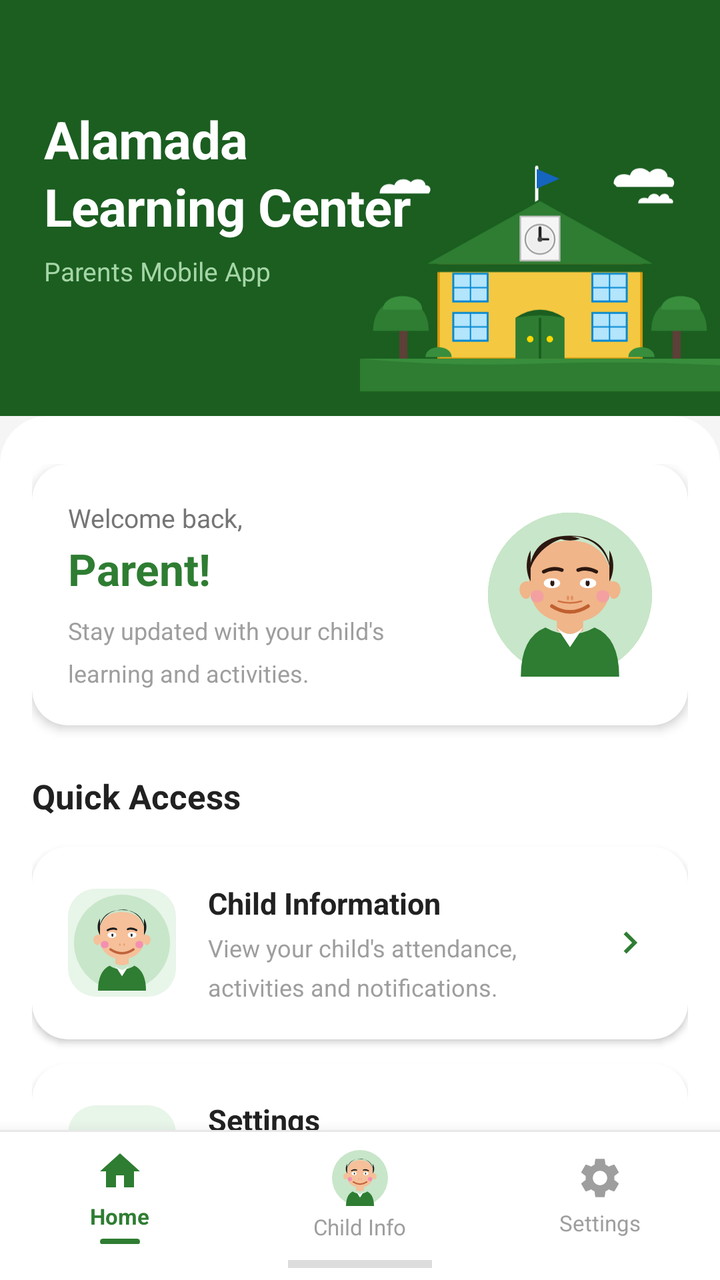
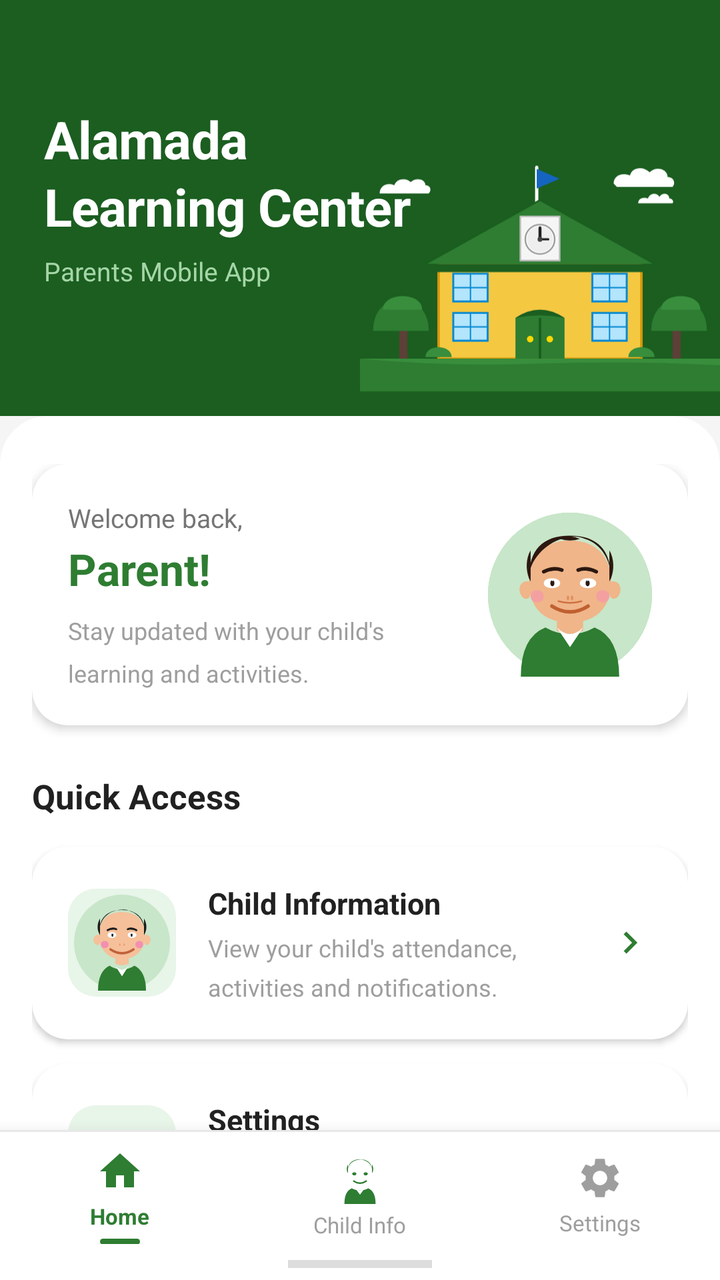

Before-and-after screenshots of an Android layout around one commit, followed by the original layout XML and the change that was made.
<!-- AndroidManifest.xml: application theme Theme.AlamadaChildMonitor -->
<!-- res/layout/activity_dashboard.xml -->
<?xml version="1.0" encoding="utf-8"?>
<LinearLayout
    xmlns:android="http://schemas.android.com/apk/res/android"
    xmlns:app="http://schemas.android.com/apk/res-auto"
    android:layout_width="match_parent"
    android:layout_height="match_parent"
    android:orientation="vertical"
    android:background="#F5F5F5">

    
    <androidx.core.widget.NestedScrollView
        android:layout_width="match_parent"
        android:layout_height="0dp"
        android:layout_weight="1"
        android:fillViewport="true"
        android:overScrollMode="never">

        <LinearLayout
            android:layout_width="match_parent"
            android:layout_height="wrap_content"
            android:orientation="vertical">

            
            <RelativeLayout
                android:layout_width="match_parent"
                android:layout_height="wrap_content"
                android:background="@drawable/header_green_solid"
                android:paddingStart="22dp"
                android:paddingEnd="0dp"
                android:paddingTop="48dp"
                android:paddingBottom="0dp">

                
                <LinearLayout
                    android:id="@+id/ll_title"
                    android:layout_width="wrap_content"
                    android:layout_height="wrap_content"
                    android:orientation="vertical"
                    android:layout_alignParentStart="true"
                    android:layout_centerVertical="false"
                    android:layout_marginTop="4dp">

                    <TextView
                        android:layout_width="wrap_content"
                        android:layout_height="wrap_content"
                        android:text="Alamada\nLearning Center"
                        android:textColor="#FFFFFF"
                        android:textSize="26sp"
                        android:textStyle="bold"
                        android:lineSpacingMultiplier="1.1"
                        android:letterSpacing="-0.01"/>

                    <TextView
                        android:layout_width="wrap_content"
                        android:layout_height="wrap_content"
                        android:text="Parents Mobile App"
                        android:textColor="#A5D6A7"
                        android:textSize="13sp"
                        android:layout_marginTop="6dp"/>
                </LinearLayout>

                
                <ImageView
                    android:layout_width="180dp"
                    android:layout_height="160dp"
                    android:src="@drawable/ic_school_building"
                    android:scaleType="fitEnd"
                    android:adjustViewBounds="true"
                    android:layout_alignParentEnd="true"
                    android:layout_alignParentBottom="true"
                    android:contentDescription="School building"/>

            </RelativeLayout>

            
            <LinearLayout
                android:layout_width="match_parent"
                android:layout_height="wrap_content"
                android:orientation="vertical"
                android:background="@drawable/rounded_top_white"
                android:paddingTop="24dp"
                android:paddingStart="16dp"
                android:paddingEnd="16dp"
                android:paddingBottom="28dp">

                
                <androidx.cardview.widget.CardView
                    android:layout_width="match_parent"
                    android:layout_height="wrap_content"
                    android:layout_marginBottom="24dp"
                    app:cardCornerRadius="18dp"
                    app:cardElevation="3dp"
                    app:cardBackgroundColor="#FFFFFF">

                    <LinearLayout
                        android:layout_width="match_parent"
                        android:layout_height="wrap_content"
                        android:orientation="horizontal"
                        android:padding="18dp"
                        android:gravity="center_vertical">

                        
                        <LinearLayout
                            android:layout_width="0dp"
                            android:layout_height="wrap_content"
                            android:layout_weight="1"
                            android:orientation="vertical">

                            <TextView
                                android:layout_width="wrap_content"
                                android:layout_height="wrap_content"
                                android:text="Welcome back,"
                                android:textSize="13sp"
                                android:textColor="#757575"/>

                            <TextView
                                android:id="@+id/tv_welcome"
                                android:layout_width="wrap_content"
                                android:layout_height="wrap_content"
                                android:text="Parent!"
                                android:textSize="22sp"
                                android:textStyle="bold"
                                android:textColor="#2E7D32"
                                android:layout_marginTop="2dp"
                                android:layout_marginBottom="8dp"/>

                            <TextView
                                android:layout_width="wrap_content"
                                android:layout_height="wrap_content"
                                android:text="Stay updated with your child&#39;s\nlearning and activities."
                                android:textSize="12sp"
                                android:textColor="#9E9E9E"
                                android:lineSpacingMultiplier="1.45"/>
                        </LinearLayout>

                        
                        <FrameLayout
                            android:layout_width="82dp"
                            android:layout_height="82dp"
                            android:layout_marginStart="14dp">

                            
                            <View
                                android:layout_width="82dp"
                                android:layout_height="82dp"
                                android:background="@drawable/circle_avatar_bg"/>

                            
                            <ImageView
                                android:id="@+id/tv_avatar"
                                android:layout_width="82dp"
                                android:layout_height="82dp"
                                android:src="@drawable/ic_parent_avatar"
                                android:scaleType="fitCenter"
                                android:contentDescription="Parent avatar"/>

                        </FrameLayout>

                    </LinearLayout>
                </androidx.cardview.widget.CardView>

                
                <TextView
                    android:layout_width="wrap_content"
                    android:layout_height="wrap_content"
                    android:text="Quick Access"
                    android:textSize="17sp"
                    android:textStyle="bold"
                    android:textColor="#212121"
                    android:layout_marginBottom="14dp"/>

                
                <androidx.cardview.widget.CardView
                    android:id="@+id/card_child_info"
                    android:layout_width="match_parent"
                    android:layout_height="wrap_content"
                    android:layout_marginBottom="12dp"
                    android:foreground="?attr/selectableItemBackground"
                    android:clickable="true"
                    android:focusable="true"
                    app:cardCornerRadius="18dp"
                    app:cardElevation="2dp"
                    app:cardBackgroundColor="#FFFFFF">

                    <LinearLayout
                        android:layout_width="match_parent"
                        android:layout_height="wrap_content"
                        android:orientation="horizontal"
                        android:padding="18dp"
                        android:gravity="center_vertical">

                        
                        <FrameLayout
                            android:layout_width="54dp"
                            android:layout_height="54dp"
                            android:layout_marginEnd="16dp"
                            android:background="@drawable/quick_icon_bg_green">

                            <ImageView
                                android:layout_width="48dp"
                                android:layout_height="48dp"
                                android:layout_gravity="center"
                                android:src="@drawable/ic_child_avatar"
                                android:scaleType="fitCenter"
                                android:contentDescription="Child"/>
                        </FrameLayout>

                        
                        <LinearLayout
                            android:layout_width="0dp"
                            android:layout_height="wrap_content"
                            android:layout_weight="1"
                            android:orientation="vertical">

                            <TextView
                                android:layout_width="wrap_content"
                                android:layout_height="wrap_content"
                                android:text="Child Information"
                                android:textSize="15sp"
                                android:textStyle="bold"
                                android:textColor="#212121"/>

                            <TextView
                                android:layout_width="wrap_content"
                                android:layout_height="wrap_content"
                                android:text="View your child&#39;s attendance,\nactivities and notifications."
                                android:textSize="12sp"
                                android:textColor="#9E9E9E"
                                android:lineSpacingMultiplier="1.35"
                                android:layout_marginTop="4dp"/>
                        </LinearLayout>

                        
                        <ImageView
                            android:layout_width="22dp"
                            android:layout_height="22dp"
                            android:src="@drawable/ic_arrow_right"
                            android:layout_marginStart="8dp"
                            android:contentDescription="Open"/>

                    </LinearLayout>
                </androidx.cardview.widget.CardView>

                
                <androidx.cardview.widget.CardView
                    android:id="@+id/card_settings"
                    android:layout_width="match_parent"
                    android:layout_height="wrap_content"
                    android:layout_marginBottom="12dp"
                    android:foreground="?attr/selectableItemBackground"
                    android:clickable="true"
                    android:focusable="true"
                    app:cardCornerRadius="18dp"
                    app:cardElevation="2dp"
                    app:cardBackgroundColor="#FFFFFF">

                    <LinearLayout
                        android:layout_width="match_parent"
                        android:layout_height="wrap_content"
                        android:orientation="horizontal"
                        android:padding="18dp"
                        android:gravity="center_vertical">

                        <FrameLayout
                            android:layout_width="54dp"
                            android:layout_height="54dp"
                            android:layout_marginEnd="16dp"
                            android:background="@drawable/quick_icon_bg_green">

                            <ImageView
                                android:layout_width="28dp"
                                android:layout_height="28dp"
                                android:layout_gravity="center"
                                android:src="@drawable/ic_settings_card"
                                android:contentDescription="Settings"/>
                        </FrameLayout>

                        <LinearLayout
                            android:layout_width="0dp"
                            android:layout_height="wrap_content"
                            android:layout_weight="1"
                            android:orientation="vertical">

                            <TextView
                                android:layout_width="wrap_content"
                                android:layout_height="wrap_content"
                                android:text="Settings"
                                android:textSize="15sp"
                                android:textStyle="bold"
                                android:textColor="#212121"/>

                            <TextView
                                android:layout_width="wrap_content"
                                android:layout_height="wrap_content"
                                android:text="Manage your profile\nand security settings."
                                android:textSize="12sp"
                                android:textColor="#9E9E9E"
                                android:lineSpacingMultiplier="1.35"
                                android:layout_marginTop="4dp"/>
                        </LinearLayout>

                        <ImageView
                            android:layout_width="22dp"
                            android:layout_height="22dp"
                            android:src="@drawable/ic_arrow_right"
                            android:layout_marginStart="8dp"
                            android:contentDescription="Open"/>

                    </LinearLayout>
                </androidx.cardview.widget.CardView>

                
                <androidx.cardview.widget.CardView
                    android:id="@+id/card_notifications"
                    android:layout_width="match_parent"
                    android:layout_height="wrap_content"
                    android:layout_marginBottom="4dp"
                    android:foreground="?attr/selectableItemBackground"
                    android:clickable="true"
                    android:focusable="true"
                    app:cardCornerRadius="18dp"
                    app:cardElevation="2dp"
                    app:cardBackgroundColor="#FFFFFF">

                    <LinearLayout
                        android:layout_width="match_parent"
                        android:layout_height="wrap_content"
                        android:orientation="horizontal"
                        android:padding="18dp"
                        android:gravity="center_vertical">

                        
                        <FrameLayout
                            android:layout_width="54dp"
                            android:layout_height="54dp"
                            android:layout_marginEnd="16dp">

                            <FrameLayout
                                android:layout_width="54dp"
                                android:layout_height="54dp"
                                android:background="@drawable/quick_icon_bg_green">

                                <ImageView
                                    android:layout_width="28dp"
                                    android:layout_height="28dp"
                                    android:layout_gravity="center"
                                    android:src="@drawable/ic_bell_card"
                                    android:contentDescription="Notifications"/>
                            </FrameLayout>

                            
                            <TextView
                                android:id="@+id/tv_notif_badge"
                                android:layout_width="18dp"
                                android:layout_height="18dp"
                                android:background="@drawable/badge_red_circle"
                                android:textColor="#FFFFFF"
                                android:textSize="9sp"
                                android:textStyle="bold"
                                android:gravity="center"
                                android:layout_gravity="top|end"
                                android:visibility="gone"/>
                        </FrameLayout>

                        <LinearLayout
                            android:layout_width="0dp"
                            android:layout_height="wrap_content"
                            android:layout_weight="1"
                            android:orientation="vertical">

                            <TextView
                                android:layout_width="wrap_content"
                                android:layout_height="wrap_content"
                                android:text="Notifications"
                                android:textSize="15sp"
                                android:textStyle="bold"
                                android:textColor="#212121"/>

                            <TextView
                                android:layout_width="wrap_content"
                                android:layout_height="wrap_content"
                                android:text="View important announcements\nand updates."
                                android:textSize="12sp"
                                android:textColor="#9E9E9E"
                                android:lineSpacingMultiplier="1.35"
                                android:layout_marginTop="4dp"/>
                        </LinearLayout>

                        <ImageView
                            android:layout_width="22dp"
                            android:layout_height="22dp"
                            android:src="@drawable/ic_arrow_right"
                            android:layout_marginStart="8dp"
                            android:contentDescription="Open"/>

                    </LinearLayout>
                </androidx.cardview.widget.CardView>

            </LinearLayout>
        </LinearLayout>
    </androidx.core.widget.NestedScrollView>

    
    <LinearLayout
        android:layout_width="match_parent"
        android:layout_height="wrap_content"
        android:orientation="vertical"
        android:background="#FFFFFF"
        android:elevation="12dp">

        
        <View
            android:layout_width="match_parent"
            android:layout_height="1dp"
            android:background="#E8E8E8"/>

        
        <LinearLayout
            android:layout_width="match_parent"
            android:layout_height="62dp"
            android:orientation="horizontal">

            
            <LinearLayout
                android:id="@+id/tab_home"
                android:layout_width="0dp"
                android:layout_height="match_parent"
                android:layout_weight="1"
                android:orientation="vertical"
                android:gravity="center"
                android:paddingTop="8dp"
                android:paddingBottom="6dp"
                android:background="?attr/selectableItemBackgroundBorderless"
                android:clickable="true"
                android:focusable="true">

                <ImageView
                    android:layout_width="24dp"
                    android:layout_height="24dp"
                    android:src="@drawable/ic_home"
                    android:contentDescription="Home"/>

                <TextView
                    android:layout_width="wrap_content"
                    android:layout_height="wrap_content"
                    android:text="Home"
                    android:textSize="11sp"
                    android:textColor="#2E7D32"
                    android:textStyle="bold"
                    android:layout_marginTop="3dp"/>

                
                <View
                    android:layout_width="20dp"
                    android:layout_height="3dp"
                    android:background="@drawable/tab_active_indicator"
                    android:layout_marginTop="4dp"/>

            </LinearLayout>

            
            <LinearLayout
                android:id="@+id/tab_child"
                android:layout_width="0dp"
                android:layout_height="match_parent"
                android:layout_weight="1"
                android:orientation="vertical"
                android:gravity="center"
                android:paddingTop="8dp"
                android:paddingBottom="6dp"
                android:background="?attr/selectableItemBackgroundBorderless"
                android:clickable="true"
                android:focusable="true">

                <ImageView
                    android:layout_width="28dp"
                    android:layout_height="28dp"
                    android:src="@drawable/ic_child_avatar"
                    android:scaleType="fitCenter"
                    android:contentDescription="Child Info"/>

                <TextView
                    android:layout_width="wrap_content"
                    android:layout_height="wrap_content"
                    android:text="Child Info"
                    android:textSize="11sp"
                    android:textColor="#9E9E9E"
                    android:layout_marginTop="3dp"/>

            </LinearLayout>

            
            <LinearLayout
                android:id="@+id/tab_settings"
                android:layout_width="0dp"
                android:layout_height="match_parent"
                android:layout_weight="1"
                android:orientation="vertical"
                android:gravity="center"
                android:paddingTop="8dp"
                android:paddingBottom="6dp"
                android:background="?attr/selectableItemBackgroundBorderless"
                android:clickable="true"
                android:focusable="true">

                <ImageView
                    android:layout_width="24dp"
                    android:layout_height="24dp"
                    android:src="@drawable/ic_settings"
                    android:contentDescription="Settings"/>

                <TextView
                    android:layout_width="wrap_content"
                    android:layout_height="wrap_content"
                    android:text="Settings"
                    android:textSize="11sp"
                    android:textColor="#9E9E9E"
                    android:layout_marginTop="3dp"/>

            </LinearLayout>

        </LinearLayout>

        
        <View
            android:layout_width="72dp"
            android:layout_height="4dp"
            android:background="#212121"
            android:alpha="0.15"
            android:layout_gravity="center_horizontal"
            android:layout_marginTop="2dp"
            android:layout_marginBottom="6dp"/>

    </LinearLayout>

</LinearLayout>
<!-- resources referenced by this layout -->
<resources>
  <!-- drawable badge_red_circle (drawable) -->
  <?xml version="1.0" encoding="utf-8"?>
  <shape xmlns:android="http://schemas.android.com/apk/res/android"
      android:shape="oval">
      <solid android:color="#C62828"/>
  </shape>
  <!-- drawable circle_avatar_bg (drawable) -->
  <?xml version="1.0" encoding="utf-8"?>
  <shape xmlns:android="http://schemas.android.com/apk/res/android"
      android:shape="oval">
      <solid android:color="#E8F5E9"/>
      <stroke android:width="2dp" android:color="#A5D6A7"/>
  </shape>
  <!-- drawable header_green_solid (drawable) -->
  <?xml version="1.0" encoding="utf-8"?>
  <shape xmlns:android="http://schemas.android.com/apk/res/android"
      android:shape="rectangle">
      <solid android:color="#1B5E20"/>
  </shape>
  <!-- drawable ic_home (drawable) -->
  <?xml version="1.0" encoding="utf-8"?>
  <vector xmlns:android="http://schemas.android.com/apk/res/android"
      android:width="24dp"
      android:height="24dp"
      android:viewportWidth="24"
      android:viewportHeight="24">
      <path
          android:fillColor="#2E7D32"
          android:pathData="M10,20v-6h4v6h5v-8h3L12,3 2,12h3v8z"/>
  </vector>
  <!-- drawable quick_icon_bg_green (drawable) -->
  <?xml version="1.0" encoding="utf-8"?>
  <shape xmlns:android="http://schemas.android.com/apk/res/android"
      android:shape="rectangle">
      <solid android:color="#E8F5E9"/>
      <corners android:radius="14dp"/>
  </shape>
  <!-- drawable tab_active_indicator (drawable) -->
  <?xml version="1.0" encoding="utf-8"?>
  <shape xmlns:android="http://schemas.android.com/apk/res/android"
      android:shape="rectangle">
      <solid android:color="#2E7D32"/>
      <corners android:radius="4dp"/>
  </shape>
  <color name="primary">         #2E7D32</color>
  <color name="primary_dark">    #1B5E20</color>
  <color name="accent">          #FF6F00</color>
  <color name="background">      #F5F5F5</color>
  <color name="white">           #FFFFFF</color>
  <!-- unchanged entries left out for length: 9 -->
</resources>

<!-- the commit's change to res/layout/activity_dashboard.xml (unified diff, before → after) -->
@@ -473,9 +473,9 @@
                 android:focusable="true">
 
                 <ImageView
-                    android:layout_width="28dp"
-                    android:layout_height="28dp"
-                    android:src="@drawable/ic_child_avatar"
+                    android:layout_width="26dp"
+                    android:layout_height="26dp"
+                    android:src="@drawable/ic_child_nav"
                     android:scaleType="fitCenter"
                     android:contentDescription="Child Info"/>
 
<!-- resource entries referenced after the edit -->
@@ -19,6 +19,71 @@
       android:shape="rectangle">
       <solid android:color="#1B5E20"/>
   </shape>
+  <!-- drawable ic_child_nav (drawable) -->
+  <?xml version="1.0" encoding="utf-8"?>
+  <vector xmlns:android="http://schemas.android.com/apk/res/android"
+      android:width="28dp"
+      android:height="28dp"
+      android:viewportWidth="100"
+      android:viewportHeight="100">
+  
+      
+      <path android:fillColor="#2E7D32"
+          android:pathData="M20,100 Q20,76 34,70 Q41,74 50,74 Q59,74 66,70 Q80,76 80,100 Z"/>
+  
+      
+      <path android:fillColor="#FFFFFF"
+          android:pathData="M41,70 L50,82 L50,74 Q46,74 41,70 Z"/>
+  
+      
+      <path android:fillColor="#FFFFFF"
+          android:pathData="M59,70 L50,82 L50,74 Q54,74 59,70 Z"/>
+  
+      
+      <path android:fillColor="#FFFFFF"
+          android:alpha="0.7"
+          android:pathData="M43,64 L43,71 Q50,74 57,71 L57,64 Q50,66 43,64 Z"/>
+  
+      
+      <path android:fillColor="#FFFFFF"
+          android:pathData="M50,16 C34,16 26,27 26,41 C26,55 34,65 50,65 C66,65 74,55 74,41 C74,27 66,16 50,16 Z"/>
+  
+      
+      <path android:fillColor="#2E7D32"
+          android:pathData="M26,39 C26,23 34,14 50,14 C66,14 74,23 74,39 C74,28 68,19 58,16 C54,14 50,14 42,16 C32,19 26,28 26,39 Z"/>
+  
+      
+      <path android:fillColor="#2E7D32"
+          android:pathData="M26,39 C24,35 24,29 27,24 L27,41 Z"/>
+  
+      
+      <path android:fillColor="#2E7D32"
+          android:pathData="M74,39 C76,35 76,29 73,24 L73,41 Z"/>
+  
+      
+      <path android:fillColor="#2E7D32"
+          android:pathData="M35,42 C35,38 43,38 43,42 C43,46 35,46 35,42 Z"/>
+  
+      
+      <path android:fillColor="#2E7D32"
+          android:pathData="M57,42 C57,38 65,38 65,42 C65,46 57,46 57,42 Z"/>
+  
+      
+      <path android:fillColor="#00000000"
+          android:strokeColor="#2E7D32"
+          android:strokeWidth="3"
+          android:strokeLineCap="round"
+          android:pathData="M38,56 Q50,64 62,56"/>
+  
+      
+      <path android:fillColor="#FFFFFF"
+          android:pathData="M26,41 C21,40 19,45 21,49 C23,53 27,52 27,48 Z"/>
+  
+      
+      <path android:fillColor="#FFFFFF"
+          android:pathData="M74,41 C79,40 81,45 79,49 C77,53 73,52 73,48 Z"/>
+  
+  </vector>
   <!-- drawable ic_home (drawable) -->
   <?xml version="1.0" encoding="utf-8"?>
   <vector xmlns:android="http://schemas.android.com/apk/res/android"
